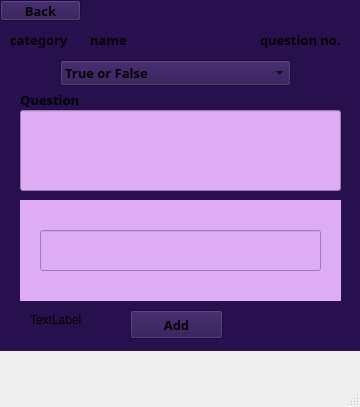
This is mathquest/mainwindow.ui in Sloth-iNkt/mathquest as Qt 5 draws it before an edit. The edited form follows.
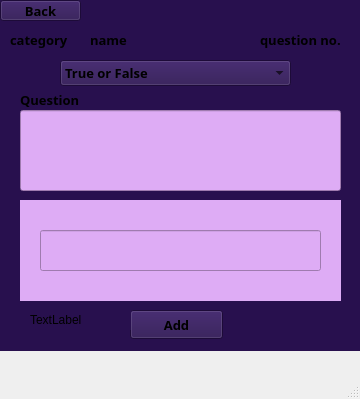
This is the edited form. The open tabs and pages were chosen to show the change.

What changed in the file:
```diff
--- a/mathquest/mainwindow.ui
+++ b/mathquest/mainwindow.ui
@@ -7,7 +7,7 @@
     <x>0</x>
     <y>0</y>
     <width>360</width>
-    <height>407</height>
+    <height>399</height>
    </rect>
   </property>
   <property name="maximumSize">
```
Left out of the diff: 2 changed lines with no effect on the pictures.
